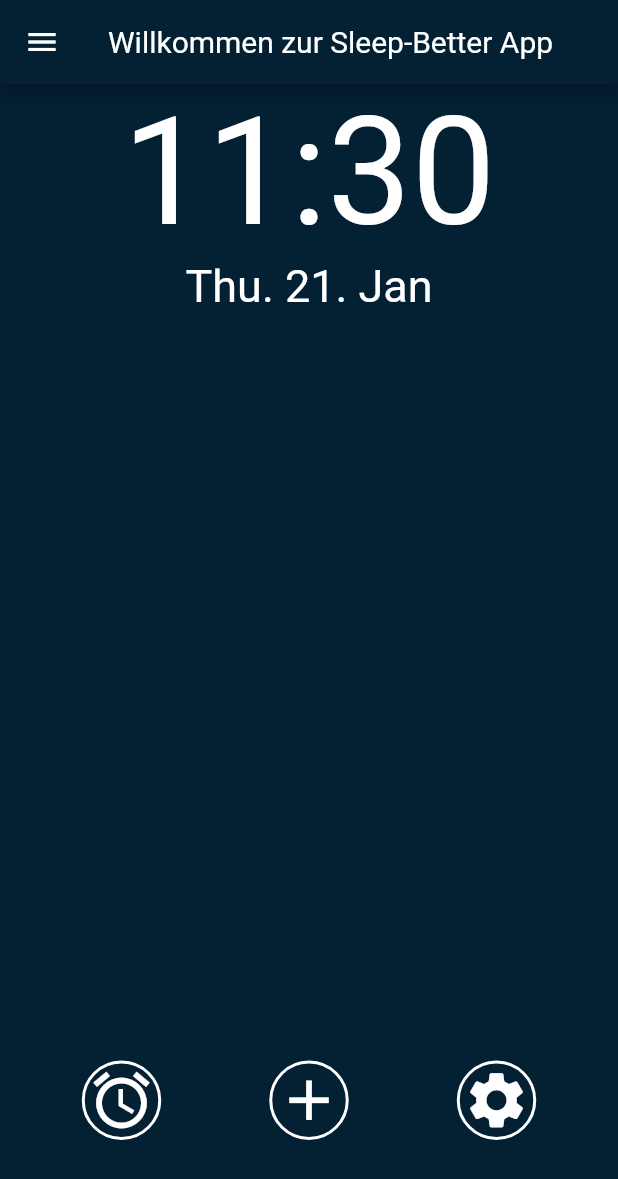
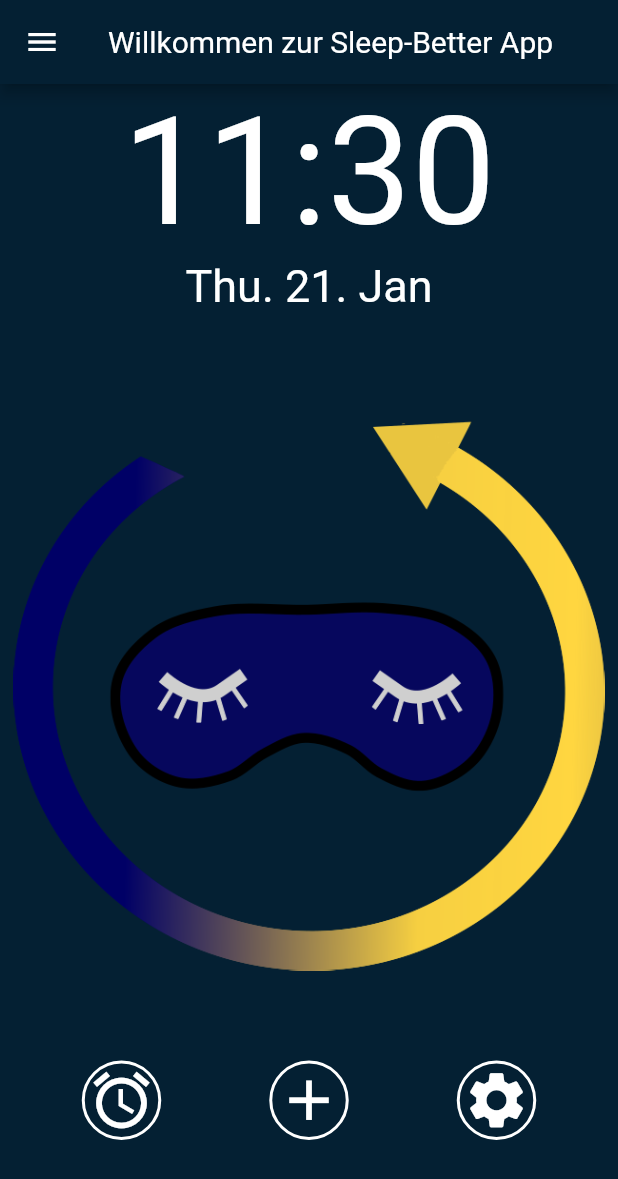
Before and after one commit to Murks1/Weckers, a Flutter app: the screen it shows after launch, on a phone screen of 412 x 824 dp. Shown: the top 1179 px of the screen. Run offline on Flutter 3.47's test engine with Material 2 defaults, Android fonts, the phone set to English and light mode, and no system bars; our stand-ins replace shared_preferences.

Commit message:
Icon zur Home Page hinzufüft

```diff
--- a/lib/home_page.dart
+++ b/lib/home_page.dart
@@ -174,7 +174,8 @@ class _HomePageState extends State<HomePage> {
                 backgroundColor: BACKGROUND_COLOR,
                 title: Text('Willkommen zur Sleep-Better App'),
               ),
-              body: Center(
+              body:
+              Center(
                 child: Column(
                   crossAxisAlignment: CrossAxisAlignment.center,
                   children: [
@@ -205,8 +206,18 @@ class _HomePageState extends State<HomePage> {
                               fontFamily: 'Roboto',
                               fontSize: 30),
                         )),*/
+                    Container(
+                      height: 32,
+                    ),
+                    //Image.asset('assets/images/WeckerLogo1.png'),
                     Expanded(
-                      child: Container(),
+                      child: Image.asset(
+                          'assets/images/WeckerLogo1.png'
+                      )
+
+                    ),
+                    Container(
+                      height: 60,
                     ),
                     Row(
                       mainAxisSize: MainAxisSize.max,
--- a/pubspec.yaml
+++ b/pubspec.yaml
@@ -27,3 +27,5 @@ flutter:
     - family: Roboto
       fonts:
         - asset: assets/fonts/Roboto-Regular.ttf
+  assets:
+   - assets/images/WeckerLogo1.png
```
Also changed, not shown: assets/images/Sleepmask.JPG (added), assets/images/WeckerLogo1.png (added), pubspec.lock, 2 other files.
